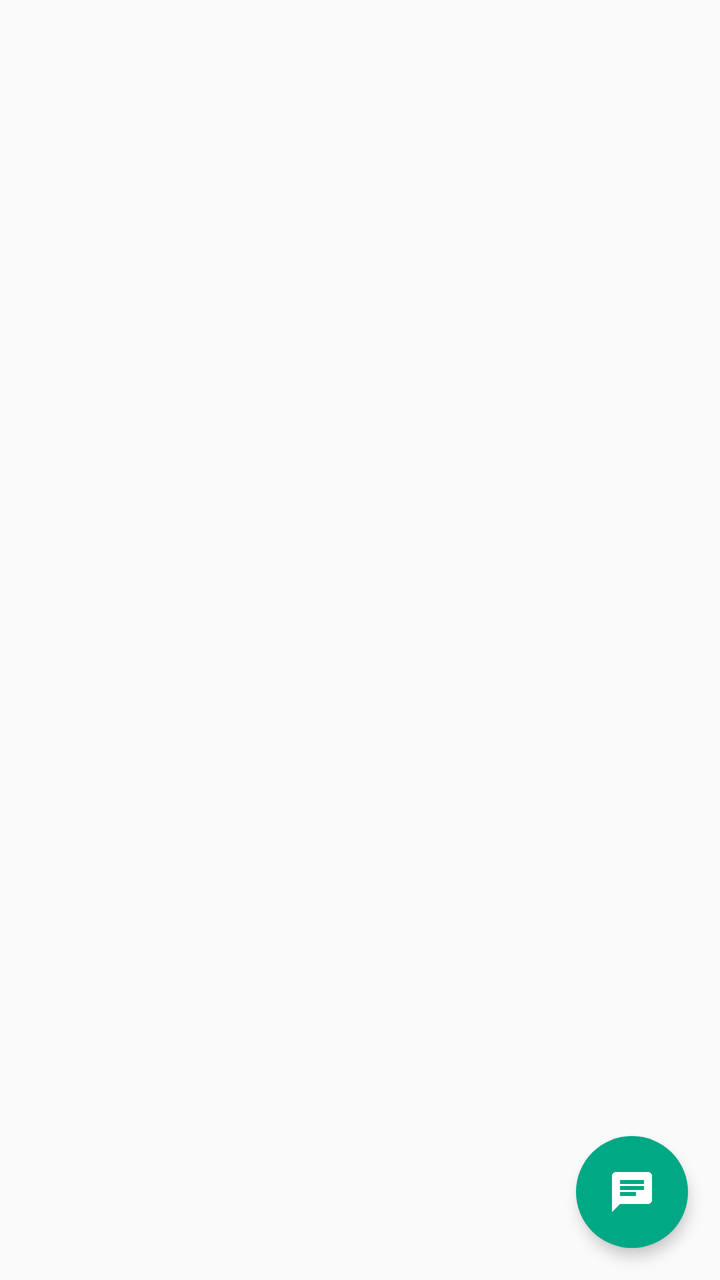
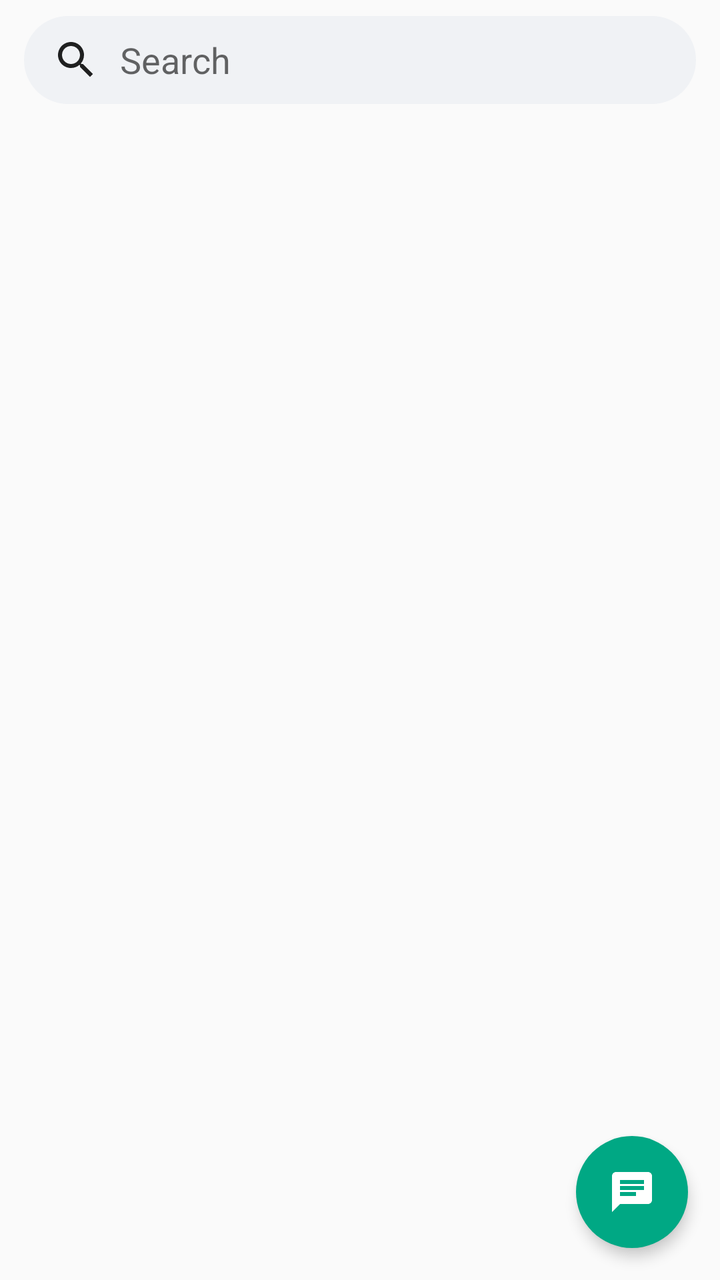

Compare the two renders of this Android layout. The source of the first and the diff that turns it into the second are given below.
<!-- AndroidManifest.xml: activity theme AppTheme -->
<!-- res/layout/fragment_chats.xml -->
<?xml version="1.0" encoding="utf-8"?>
<androidx.constraintlayout.widget.ConstraintLayout
    xmlns:android="http://schemas.android.com/apk/res/android"
    xmlns:tools="http://schemas.android.com/tools"
    xmlns:app="http://schemas.android.com/apk/res-auto"
    android:layout_width="match_parent"
    android:layout_height="match_parent"
    tools:context=".ChatsFragment">

    <include layout="@layout/fragment_contacts" />

    <com.google.android.material.floatingactionbutton.FloatingActionButton
        android:id="@+id/startNewChat"
        android:layout_width="wrap_content"
        android:layout_height="wrap_content"
        android:layout_margin="@dimen/fab_margin"
        android:clickable="true"
        android:focusable="true"
        android:contentDescription="@string/button_hint_start_new_chat"
        app:backgroundTint="@color/button_background"
        app:layout_constraintBottom_toBottomOf="parent"
        app:layout_constraintEnd_toEndOf="parent"
        app:elevation="@dimen/fab_elevation"
        app:borderWidth="0dp"
        app:srcCompat="@drawable/ic_chat_white"/>

</androidx.constraintlayout.widget.ConstraintLayout>
<!-- res/layout/fragment_contacts.xml (included above) -->
<FrameLayout
    xmlns:android="http://schemas.android.com/apk/res/android"
    android:layout_width="match_parent"
    android:layout_height="match_parent">

    <androidx.recyclerview.widget.RecyclerView
        android:id="@+id/chat_list"
        android:layout_width="match_parent"
        android:layout_height="match_parent"/>

    <co.tinode.tindroid.widgets.CircleProgressView
        android:id="@+id/progressCircle"
        android:layout_width="40dp"
        android:layout_height="40dp"
        android:layout_gravity="center_horizontal"
        android:layout_marginTop="64dp"
        android:visibility="gone" />

</FrameLayout>
<!-- resources referenced by this layout -->
<resources>
  <dimen name="fab_elevation">4dp</dimen>
  <dimen name="fab_margin">16dp</dimen>
  <!-- drawable ic_chat_white (drawable) -->
  <vector xmlns:android="http://schemas.android.com/apk/res/android"
          android:width="24dp"
          android:height="24dp"
          android:viewportWidth="24.0"
          android:viewportHeight="24.0">
      <path
          android:fillColor="#FFFFFFFF"
          android:pathData="M20,2L4,2c-1.1,0 -1.99,0.9 -1.99,2L2,22l4,-4h14c1.1,0 2,-0.9 2,-2L22,4c0,-1.1 -0.9,-2 -2,-2zM6,9h12v2L6,11L6,9zM14,14L6,14v-2h8v2zM18,8L6,8L6,6h12v2z"/>
  </vector>
  <string name="button_hint_start_new_chat">Start new chat</string>
  <style name="AppTheme" parent="Theme.AppCompat.DayNight.NoActionBar">
          <item name="android:windowDrawsSystemBarBackgrounds">true</item>
          <item name="android:statusBarColor">@android:color/transparent</item>
          <item name="android:navigationBarColor">@android:color/transparent</item>
          <item name="windowNoTitle">true</item>
          <item name="windowActionBar">false</item>
          <item name="windowActionModeOverlay">true</item>
          <item name="preferenceTheme">@style/PreferenceThemeOverlay</item>
          <item name="android:listDivider">@drawable/list_divider</item>
      </style>
  <style name="PreferenceThemeOverlay">
          <item name="preferenceScreenStyle">@style/Preference.PreferenceScreen</item>
          <item name="preferenceFragmentStyle">@style/PreferenceFragment</item>
          <item name="preferenceCategoryStyle">@style/Preference.Category</item>
          <item name="preferenceStyle">@style/Preference</item>
          <item name="preferenceInformationStyle">@style/Preference.Information</item>
          <item name="checkBoxPreferenceStyle">@style/Preference.CheckBoxPreference</item>
          <item name="switchPreferenceCompatStyle">@style/Preference.SwitchPreferenceCompat</item>
          <item name="dialogPreferenceStyle">@style/Preference.DialogPreference</item>
          <item name="editTextPreferenceStyle">@style/Preference.DialogPreference.EditTextPreference
          </item>
          <item name="preferenceFragmentListStyle">@style/PreferenceFragmentList</item>
      </style>
  <!-- drawable list_divider (drawable) -->
  <?xml version="1.0" encoding="utf-8"?>
  <inset xmlns:android="http://schemas.android.com/apk/res/android"
      android:insetLeft="60dp"
      android:insetRight="4dp" >
      <shape android:shape="rectangle">
          <size android:height="1px"/>
          <solid android:color="@color/colorListDivider" />
      </shape>
  </inset>
  <color name="colorListDivider">#CCCCCC</color>
</resources>

<!-- the commit's change to res/layout/fragment_chats.xml (unified diff, before → after) -->
@@ -7,7 +7,38 @@
     android:layout_height="match_parent"
     tools:context=".ChatsFragment">
 
-    <include layout="@layout/fragment_contacts" />
+    
+    <EditText
+        android:id="@+id/chatsSearch"
+        android:layout_width="0dp"
+        android:layout_height="44dp"
+        android:layout_marginStart="12dp"
+        android:layout_marginEnd="12dp"
+        android:layout_marginTop="8dp"
+        android:background="@drawable/bg_search_box"
+        android:drawableStart="@drawable/ic_search"
+        android:drawablePadding="10dp"
+        android:paddingStart="14dp"
+        android:paddingEnd="14dp"
+        android:hint="@string/hint_search_chats"
+        android:imeOptions="actionSearch"
+        android:inputType="text"
+        android:maxLines="1"
+        android:importantForAutofill="no"
+        app:layout_constraintTop_toTopOf="parent"
+        app:layout_constraintStart_toStartOf="parent"
+        app:layout_constraintEnd_toEndOf="parent" />
+
+    <FrameLayout
+        android:id="@+id/chatListHolder"
+        android:layout_width="match_parent"
+        android:layout_height="0dp"
+        android:layout_marginTop="8dp"
+        app:layout_constraintTop_toBottomOf="@id/chatsSearch"
+        app:layout_constraintBottom_toBottomOf="parent">
+
+        <include layout="@layout/fragment_contacts" />
+    </FrameLayout>
 
     <com.google.android.material.floatingactionbutton.FloatingActionButton
         android:id="@+id/startNewChat"
<!-- resource entries referenced after the edit -->
@@ -2,6 +2,13 @@
 <resources>
   <dimen name="fab_elevation">4dp</dimen>
   <dimen name="fab_margin">16dp</dimen>
+  <!-- drawable bg_search_box (drawable) -->
+  <?xml version="1.0" encoding="utf-8"?>
+  <shape xmlns:android="http://schemas.android.com/apk/res/android"
+      android:shape="rectangle">
+      <solid android:color="@color/colorSearchBox" />
+      <corners android:radius="24dp" />
+  </shape>
   <!-- drawable ic_chat_white (drawable) -->
   <vector xmlns:android="http://schemas.android.com/apk/res/android"
           android:width="24dp"
@@ -12,7 +19,19 @@
           android:fillColor="#FFFFFFFF"
           android:pathData="M20,2L4,2c-1.1,0 -1.99,0.9 -1.99,2L2,22l4,-4h14c1.1,0 2,-0.9 2,-2L22,4c0,-1.1 -0.9,-2 -2,-2zM6,9h12v2L6,11L6,9zM14,14L6,14v-2h8v2zM18,8L6,8L6,6h12v2z"/>
   </vector>
+  <!-- drawable ic_search (drawable) -->
+  <vector xmlns:android="http://schemas.android.com/apk/res/android"
+      android:width="24dp"
+      android:height="24dp"
+      android:tint="?android:textColorPrimary"
+      android:viewportWidth="24.0"
+      android:viewportHeight="24.0">
+      <path
+          android:fillColor="#FF000000"
+          android:pathData="M15.5,14h-0.79l-0.28,-0.27C15.41,12.59 16,11.11 16,9.5 16,5.91 13.09,3 9.5,3S3,5.91 3,9.5 5.91,16 9.5,16c1.61,0 3.09,-0.59 4.23,-1.57l0.27,0.28v0.79l5,4.99L20.49,19l-4.99,-5zM9.5,14C7.01,14 5,11.99 5,9.5S7.01,5 9.5,5 14,7.01 14,9.5 11.99,14 9.5,14z" />
+  </vector>
   <string name="button_hint_start_new_chat">Start new chat</string>
+  <string name="hint_search_chats">Search</string>
   <style name="AppTheme" parent="Theme.AppCompat.DayNight.NoActionBar">
           <item name="android:windowDrawsSystemBarBackgrounds">true</item>
           <item name="android:statusBarColor">@android:color/transparent</item>
@@ -23,6 +42,7 @@
           <item name="preferenceTheme">@style/PreferenceThemeOverlay</item>
           <item name="android:listDivider">@drawable/list_divider</item>
       </style>
+  <color name="colorSearchBox">#F0F2F5</color>
   <style name="PreferenceThemeOverlay">
           <item name="preferenceScreenStyle">@style/Preference.PreferenceScreen</item>
           <item name="preferenceFragmentStyle">@style/PreferenceFragment</item>
